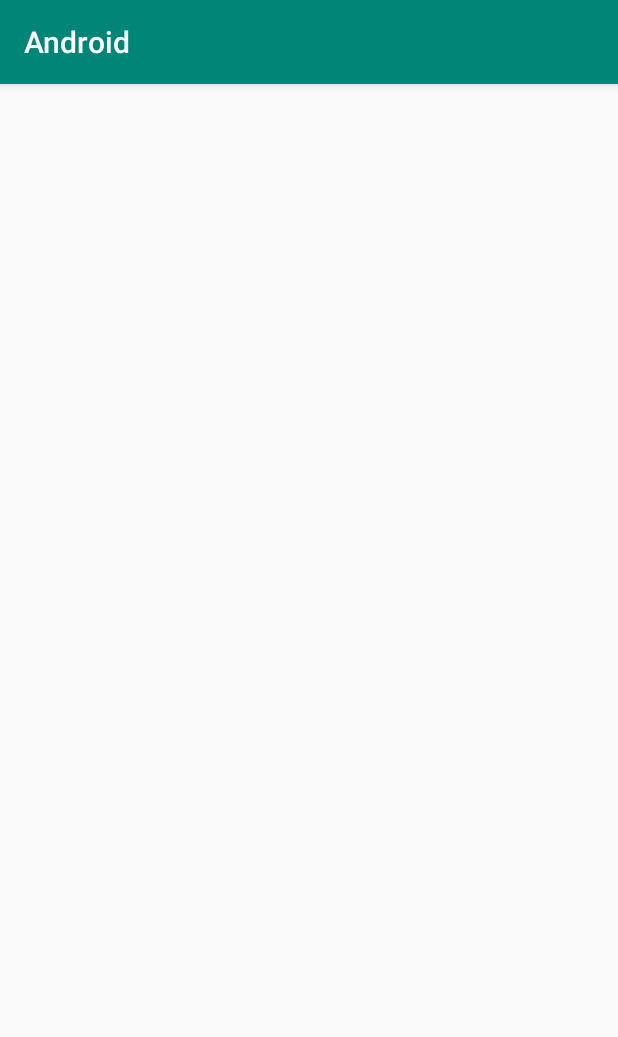
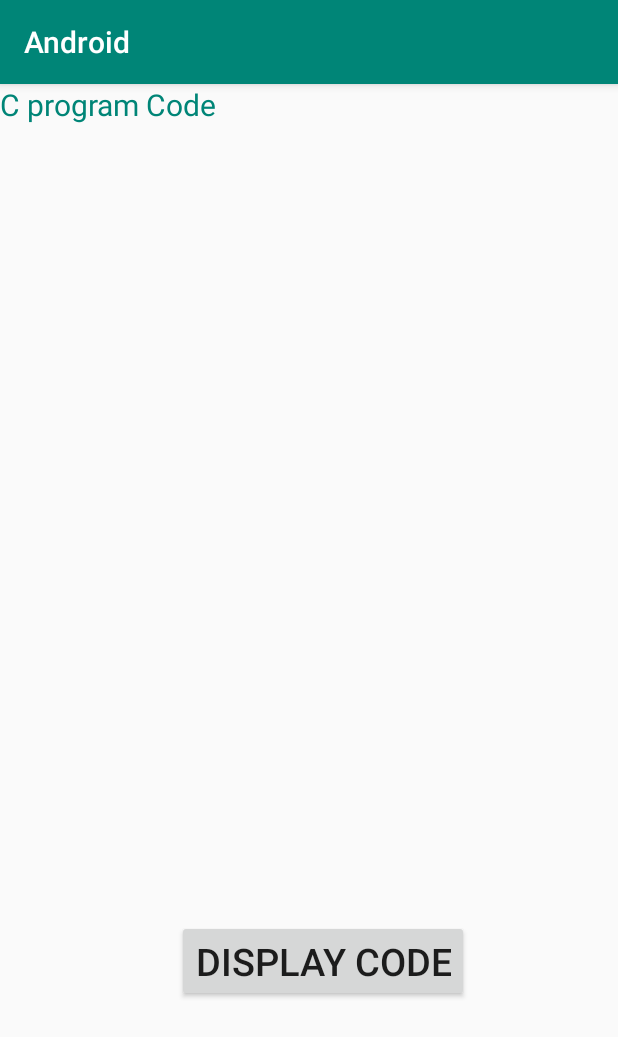
Before and after one commit to Elinah555/Android, an Android app: the CpActivity screen opened directly, with no data from a screen before it, on a phone screen of 412 x 824 dp. Shown: the top 1037 px of the screen. Run offline under Robolectric (Android 15) with nearby library versions, the phone set to English and light mode, and no system bars.

Commit message:
Third assignment Upgrade

```diff
--- a/app/src/main/java/com/example/android/CpActivity.java
+++ b/app/src/main/java/com/example/android/CpActivity.java
@@ -2,13 +2,45 @@ package com.example.android;
 
 import androidx.appcompat.app.AppCompatActivity;
 
+import android.content.res.AssetManager;
 import android.os.Bundle;
+import android.view.View;
+import android.widget.Button;
+import android.widget.TextView;
+
+import java.io.IOException;
+import java.io.InputStream;
 
 public class CpActivity extends AppCompatActivity {
+    TextView textone;
+    Button btnone;
 
     @Override
     protected void onCreate(Bundle savedInstanceState) {
         super.onCreate(savedInstanceState);
         setContentView(R.layout.activity_cp);
+        textone = findViewById(R.id.codeone);
+        btnone=findViewById(R.id.codetwo);
+        btnone.setOnClickListener(new View.OnClickListener() {
+            @Override
+            public void onClick(View v) {
+                String text="";
+                try {
+                    InputStream input = getAssets().open("cprogram.c");
+                    int size = input.available();
+                    byte[] buffer=new byte[size];
+                    input.read(buffer);
+                    input.close();
+                    text=new String(buffer);
+
+                }
+                catch (IOException ex){
+                    ex.printStackTrace();
+                }
+                textone.setText((CharSequence)text);
+            }
+        });
+
+
     }
 }
--- a/app/src/main/res/layout/activity_cp.xml
+++ b/app/src/main/res/layout/activity_cp.xml
@@ -6,4 +6,29 @@
     android:layout_height="match_parent"
     tools:context=".CpActivity">
 
+    <TextView
+        android:id="@+id/codeone"
+        android:layout_width="match_parent"
+        android:layout_height="wrap_content"
+        android:text="C program Code"
+
+        android:textColor="@color/colorPrimary"
+        android:textSize="20dp"
+        app:layout_constraintBottom_toTopOf="@+id/btnstop"
+        app:layout_constraintTop_toTopOf="parent"
+        tools:layout_editor_absoluteX="-16dp" />
+
+    <Button
+        android:id="@+id/codetwo"
+        android:layout_width="wrap_content"
+        android:layout_height="wrap_content"
+        android:layout_marginBottom="156dp"
+        android:text="Display code"
+        android:textAlignment="center"
+        android:textSize="25dp"
+        app:layout_constraintBottom_toBottomOf="parent"
+        app:layout_constraintEnd_toEndOf="parent"
+        app:layout_constraintHorizontal_bias="0.543"
+        app:layout_constraintStart_toStartOf="parent" />
+
 </androidx.constraintlayout.widget.ConstraintLayout>
```
Also changed, not shown: app/src/main/java/com/example/android/DisplayMessageActivity.java (+12 -0 lines), app/src/main/res/layout/activity_display_message.xml (+16 -1 lines), 1 other file.
